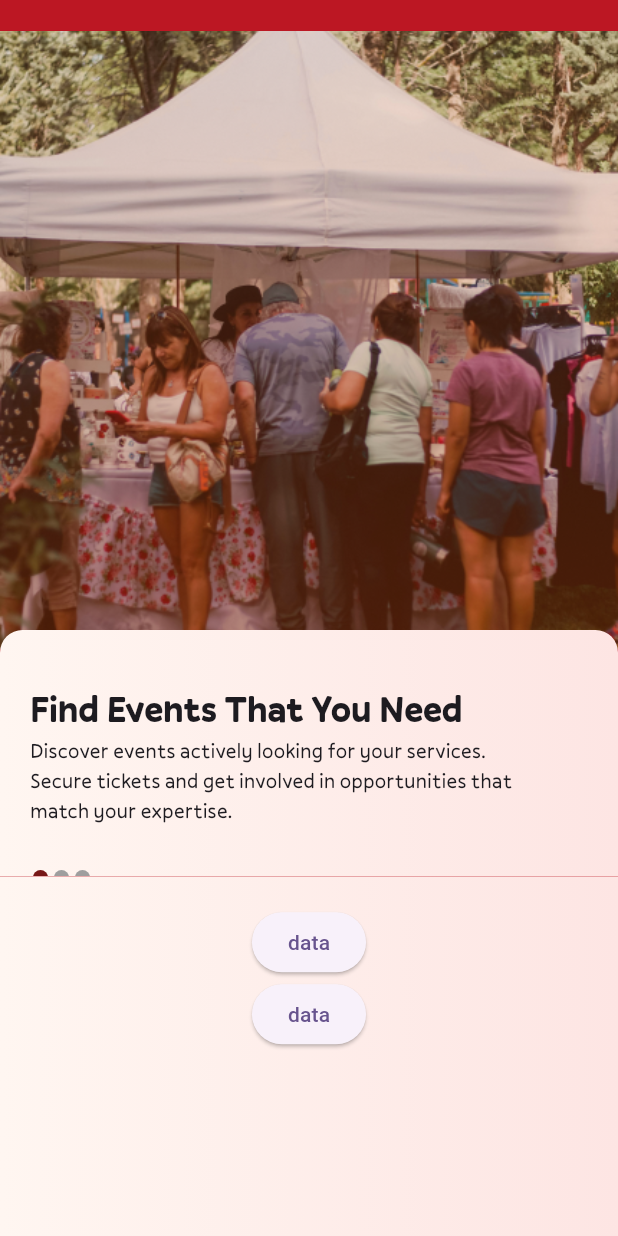
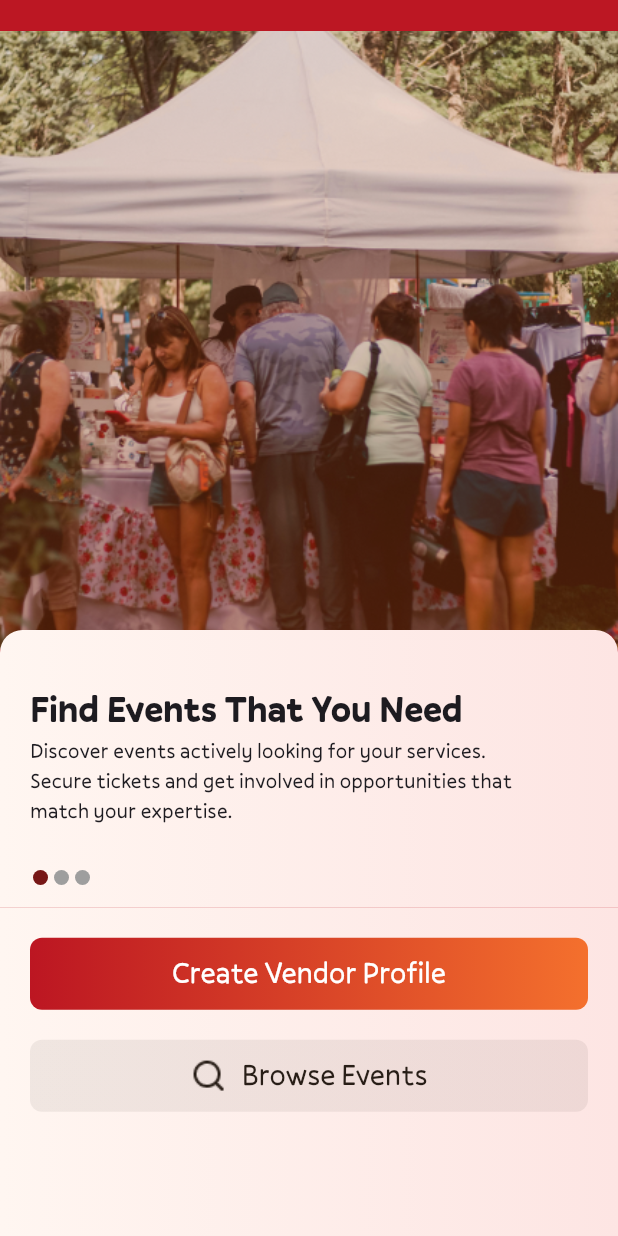
Before and after one commit to Stan081/Plugin_Mobile_App, a Flutter app: the screen it shows after launch, on a phone screen of 412 x 824 dp. Run offline on Flutter 3.47's test engine with Material 3 defaults, Android fonts, the light colour scheme and no system bars; our stand-ins replace flutter_svg.

Commit message:
signup screen design implemented

```diff
--- a/lib/main.dart
+++ b/lib/main.dart
@@ -16,6 +16,7 @@ class MyApp extends StatelessWidget {
       theme: ThemeData(
         colorScheme: ColorScheme.fromSeed(seedColor: Colors.deepPurple),
         useMaterial3: true,
+        fontFamily: 'Pally',
       ),
       home: const SplashScreen(),
     );
--- a/lib/screens/home_screen.dart
+++ b/lib/screens/home_screen.dart
@@ -1,4 +1,7 @@
 import 'package:flutter/material.dart';
+import 'package:plugin_app/screens/vendor_signup_screen.dart';
+import 'package:plugin_app/widgets/elevated_gradient_button.dart';
+import 'package:plugin_app/widgets/onboarding_base_widget.dart';
 import 'package:plugin_app/widgets/onboarding_image_slider.dart';
 
 class HomeScreen extends StatefulWidget {
@@ -30,20 +33,14 @@ class _HomeScreenState extends State<HomeScreen> {
   ];
   @override
   Widget build(BuildContext context) {
-    return Scaffold(
-      appBar: PreferredSize(
-        preferredSize: const Size(8, 8),
-        child: Container(
-          color: const Color.fromRGBO(188, 23, 35, 1),
-        ),
-      ),
+    return OnboardingBaseWidget(
       body: Container(
         color: const Color.fromRGBO(188, 23, 35, 1),
         child: Column(
           children: [
             SizedBox(
               width: double.infinity,
-              height: MediaQuery.of(context).size.height / 1.43,
+              height: MediaQuery.of(context).size.height / 1.38,
               child: PageView.builder(
                 itemCount: imagePaths.length,
                 itemBuilder: (context, index) {
@@ -68,14 +65,39 @@ class _HomeScreenState extends State<HomeScreen> {
                   padding: const EdgeInsets.symmetric(vertical: 20),
                   child: Column(
                     children: [
-                      ElevatedButton(
-                        onPressed: () {},
-                        child: const Text("data"),
+                      MyElevatedButton(
+                        onPressed: () {
+                          Navigator.push(
+                            context,
+                            MaterialPageRoute(
+                                builder: (context) => const SignUpScreen()),
+                          );
+                        },
+                        child: const Text(
+                          "Create Vendor Profile",
+                          style: TextStyle(color: Colors.white, fontSize: 20),
+                        ),
                       ),
-                      ElevatedButton(
-                        onPressed: () {},
-                        child: const Text("data"),
-                      ),
+                      const SizedBox(height: 20),
+                      MyElevatedButton(
+                          onPressed: () {},
+                          gradient: const LinearGradient(colors: [
+                            Color.fromRGBO(40, 30, 23, 0.07),
+                            Color.fromRGBO(40, 30, 23, 0.07)
+                          ]),
+                          child: Row(
+                            mainAxisAlignment: MainAxisAlignment.center,
+                            children: [
+                              Image.asset('assets/images/search.png'),
+                              const SizedBox(width: 10),
+                              const Text(
+                                "Browse Events",
+                                style: TextStyle(
+                                    color: Color.fromRGBO(40, 30, 23, 1),
+                                    fontSize: 20),
+                              ),
+                            ],
+                          ))
                     ],
                   ),
                 ),
--- /dev/null
+++ b/lib/widgets/elevated_gradient_button.dart
@@ -0,0 +1,48 @@
+import 'package:flutter/material.dart';
+
+class MyElevatedButton extends StatelessWidget {
+  final BorderRadiusGeometry? borderRadius;
+  final double? width;
+  final double height;
+  final Gradient? gradient;
+  final VoidCallback? onPressed;
+  final Widget child;
+
+  const MyElevatedButton(
+      {super.key,
+      required this.onPressed,
+      required this.child,
+      this.borderRadius,
+      this.width,
+      this.height = 48.0,
+      this.gradient});
+
+  @override
+  Widget build(BuildContext context) {
+    final borderRadius = this.borderRadius ?? BorderRadius.circular(8);
+    return Padding(
+      padding: const EdgeInsets.symmetric(horizontal: 20),
+      child: Container(
+        width: double.infinity,
+        height: height,
+        decoration: BoxDecoration(
+          gradient: gradient ??
+              const LinearGradient(colors: [
+                Color.fromRGBO(188, 22, 34, 1),
+                Color.fromRGBO(244, 112, 45, 1),
+              ]),
+          borderRadius: borderRadius,
+        ),
+        child: ElevatedButton(
+          onPressed: onPressed,
+          style: ElevatedButton.styleFrom(
+              backgroundColor: Colors.transparent,
+              shadowColor: Colors.transparent,
+              shape: RoundedRectangleBorder(borderRadius: borderRadius),
+              elevation: 20),
+          child: child,
+        ),
+      ),
+    );
+  }
+}
--- /dev/null
+++ b/lib/widgets/onboarding_base_widget.dart
@@ -0,0 +1,19 @@
+import 'package:flutter/material.dart';
+
+class OnboardingBaseWidget extends StatelessWidget {
+  final Widget? body;
+  const OnboardingBaseWidget({super.key, this.body});
+
+  @override
+  Widget build(BuildContext context) {
+    return Scaffold(
+      appBar: PreferredSize(
+        preferredSize: const Size(8, 8),
+        child: Container(
+          color: const Color.fromRGBO(188, 23, 35, 1),
+        ),
+      ),
+      body: body,
+    );
+  }
+}
```
Also changed, not shown: lib/screens/vendor_signup_screen.dart (added, +156 -0 lines), assets/images/search.png (added), assets/images/signup_icon.png (added).
